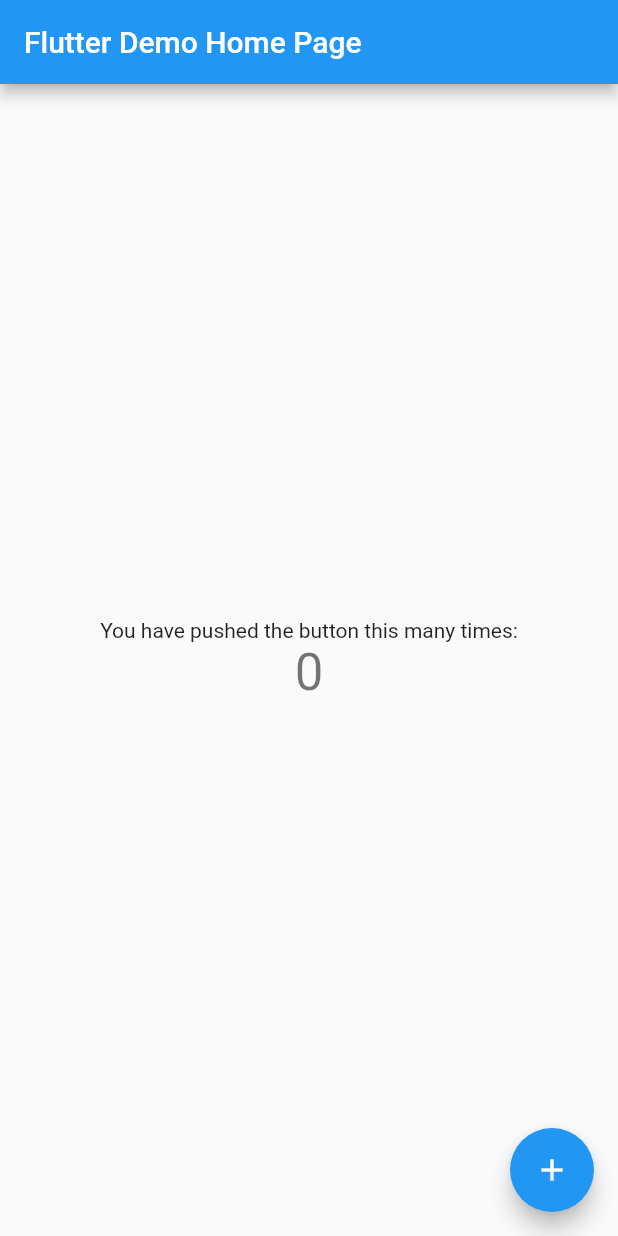
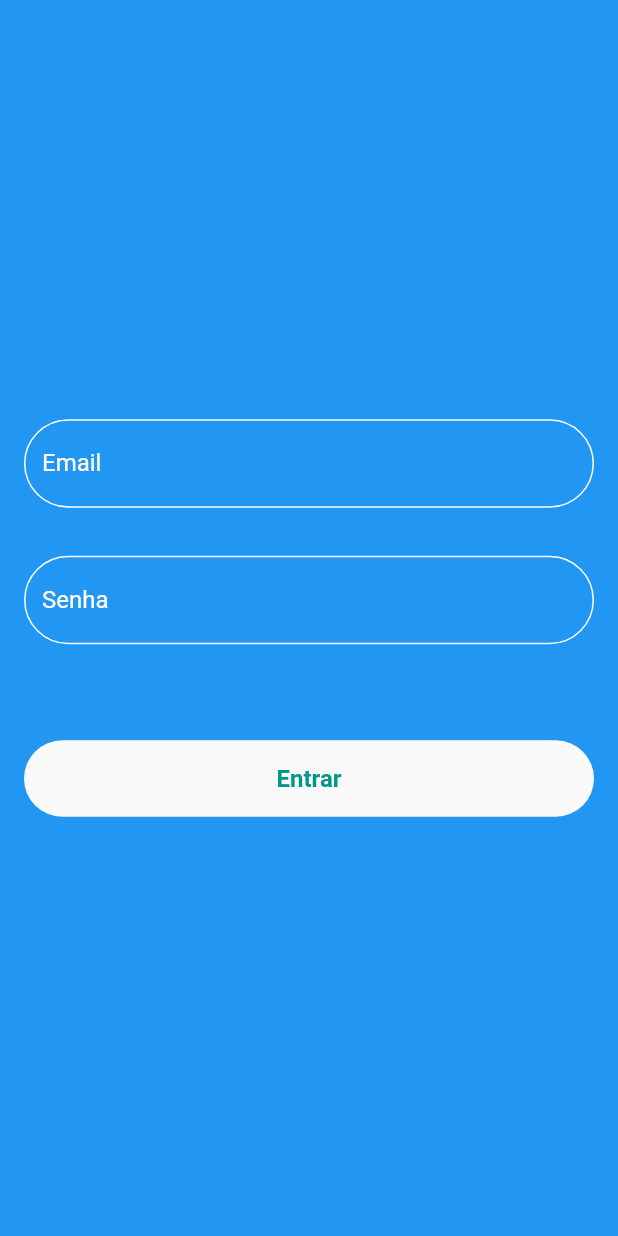
Before and after one commit to dudu-dias/trabalho_final_flutter, a Flutter app: the screen it shows after launch, on a phone screen of 412 x 824 dp. Run offline on Flutter 3.47's test engine with Material 2 defaults, Android fonts, the phone set to English and light mode, and no system bars; our stand-ins replace firebase_auth, firebase_core, google_fonts; accounts and stored records are empty.

Commit message:
Tela de login

```diff
--- a/lib/main.dart
+++ b/lib/main.dart
@@ -1,6 +1,13 @@
 import 'package:flutter/material.dart';
+import 'package:firebase_core/firebase_core.dart';
+import 'package:trabalho_final_flutter/screens/login.dart';
+import 'package:trabalho_final_flutter/screens/menu.dart';
 
-void main() {
+
+
+void main() async {
+  WidgetsFlutterBinding.ensureInitialized();
+  await Firebase.initializeApp();
   runApp(const MyApp());
 }
 
@@ -13,103 +20,13 @@ class MyApp extends StatelessWidget {
     return MaterialApp(
       title: 'Flutter Demo',
       theme: ThemeData(
-        // This is the theme of your application.
-        //
-        // Try running your application with "flutter run". You'll see the
-        // application has a blue toolbar. Then, without quitting the app, try
-        // changing the primarySwatch below to Colors.green and then invoke
-        // "hot reload" (press "r" in the console where you ran "flutter run",
-        // or simply save your changes to "hot reload" in a Flutter IDE).
-        // Notice that the counter didn't reset back to zero; the application
-        // is not restarted.
         primarySwatch: Colors.blue,
       ),
-      home: const MyHomePage(title: 'Flutter Demo Home Page'),
+      initialRoute: Login.id,
+      routes: {
+        Login.id: (context) => Login(),
+        Menu.id: (context) => Menu(),
+      },
     );
   }
 }
-
-class MyHomePage extends StatefulWidget {
-  const MyHomePage({super.key, required this.title});
-
-  // This widget is the home page of your application. It is stateful, meaning
-  // that it has a State object (defined below) that contains fields that affect
-  // how it looks.
-
-  // This class is the configuration for the state. It holds the values (in this
-  // case the title) provided by the parent (in this case the App widget) and
-  // used by the build method of the State. Fields in a Widget subclass are
-  // always marked "final".
-
-  final String title;
-
-  @override
-  State<MyHomePage> createState() => _MyHomePageState();
-}
-
-class _MyHomePageState extends State<MyHomePage> {
-  int _counter = 0;
-
-  void _incrementCounter() {
-    setState(() {
-      // This call to setState tells the Flutter framework that something has
-      // changed in this State, which causes it to rerun the build method below
-      // so that the display can reflect the updated values. If we changed
-      // _counter without calling setState(), then the build method would not be
-      // called again, and so nothing would appear to happen.
-      _counter++;
-    });
-  }
-
-  @override
-  Widget build(BuildContext context) {
-    // This method is rerun every time setState is called, for instance as done
-    // by the _incrementCounter method above.
-    //
-    // The Flutter framework has been optimized to make rerunning build methods
-    // fast, so that you can just rebuild anything that needs updating rather
-    // than having to individually change instances of widgets.
-    return Scaffold(
-      appBar: AppBar(
-        // Here we take the value from the MyHomePage object that was created by
-        // the App.build method, and use it to set our appbar title.
-        title: Text(widget.title),
-      ),
-      body: Center(
-        // Center is a layout widget. It takes a single child and positions it
-        // in the middle of the parent.
-        child: Column(
-          // Column is also a layout widget. It takes a list of children and
-          // arranges them vertically. By default, it sizes itself to fit its
-          // children horizontally, and tries to be as tall as its parent.
-          //
-          // Invoke "debug painting" (press "p" in the console, choose the
-          // "Toggle Debug Paint" action from the Flutter Inspector in Android
-          // Studio, or the "Toggle Debug Paint" command in Visual Studio Code)
-          // to see the wireframe for each widget.
-          //
-          // Column has various properties to control how it sizes itself and
-          // how it positions its children. Here we use mainAxisAlignment to
-          // center the children vertically; the main axis here is the vertical
-          // axis because Columns are vertical (the cross axis would be
-          // horizontal).
-          mainAxisAlignment: MainAxisAlignment.center,
-          children: <Widget>[
-            const Text(
-              'You have pushed the button this many times:',
-            ),
-            Text(
-              '$_counter',
-              style: Theme.of(context).textTheme.headline4,
-            ),
-          ],
-        ),
-      ),
-      floatingActionButton: FloatingActionButton(
-        onPressed: _incrementCounter,
-        tooltip: 'Increment',
-        child: const Icon(Icons.add),
-      ), // This trailing comma makes auto-formatting nicer for build methods.
-    );
-  }
-}
--- /dev/null
+++ b/lib/screens/components/rounded_button.dart
@@ -0,0 +1,41 @@
+import 'package:flutter/material.dart';
+
+class RoundedButton extends StatelessWidget {
+  const RoundedButton({
+    super.key,
+    required this.text,
+    required this.onPressed,
+  });
+
+  final String text;
+  final Function() onPressed;
+
+  @override
+  Widget build(BuildContext context) {
+    return SizedBox(
+      width: double.infinity,
+      child: InkWell(
+        onTap: onPressed,
+        child: Material(
+          borderRadius: const BorderRadius.all(Radius.circular(1000)),
+          child: Padding(
+            padding: const EdgeInsets.symmetric(
+              horizontal: 32,
+              vertical: 16,
+            ),
+            child: Center(
+              child: Text(
+                text,
+                style: const TextStyle(
+                  fontSize: 16,
+                  color: Colors.teal,
+                  fontWeight: FontWeight.bold,
+                ),
+              ),
+            ),
+          ),
+        ),
+      ),
+    );
+  }
+}
--- /dev/null
+++ b/lib/screens/components/rounded_text_field.dart
@@ -0,0 +1,41 @@
+import 'package:flutter/material.dart';
+
+class RoundedTextField extends StatelessWidget {
+  const RoundedTextField({
+    super.key,
+    required this.text,
+    required this.onChanged,
+    this.obscureText = false,
+  });
+
+  final String text;
+  final ValueChanged<String> onChanged;
+  final bool obscureText;
+
+  @override
+  Widget build(BuildContext context) {
+    return TextField(
+      style: const TextStyle(color: Colors.white),
+      cursorColor: Colors.white,
+      obscureText: obscureText,
+      onChanged: onChanged,
+      decoration: InputDecoration(
+        label: Text(text),
+        labelStyle: const TextStyle(
+          color: Colors.white,
+        ),
+        enabledBorder: OutlineInputBorder(
+          borderRadius: BorderRadius.circular(1000),
+          borderSide: const BorderSide(color: Colors.white),
+        ),
+        focusedBorder: OutlineInputBorder(
+          borderSide: const BorderSide(
+            color: Colors.white,
+            width: 2,
+          ),
+          borderRadius: BorderRadius.circular(1000),
+        ),
+      ),
+    );
+  }
+}
--- /dev/null
+++ b/lib/screens/login.dart
@@ -0,0 +1,73 @@
+import 'package:firebase_auth/firebase_auth.dart';
+import 'package:flutter/material.dart';
+import 'package:trabalho_final_flutter/screens/components/rounded_button.dart';
+import 'package:trabalho_final_flutter/screens/components/rounded_text_field.dart';
+
+import 'menu.dart';
+
+class Login extends StatelessWidget {
+  static const String id = 'login';
+
+  Login({super.key});
+
+  String email = '';
+  String password = '';
+
+  @override
+  Widget build(BuildContext context) {
+    return Scaffold(
+      backgroundColor: Colors.blue,
+      body: SafeArea(
+        child: Padding(
+          padding: const EdgeInsets.all(16),
+          child: Column(
+            mainAxisAlignment: MainAxisAlignment.center,
+            children: [
+              RoundedTextField(
+                text: 'Email',
+                onChanged: (value) => email = value,
+              ),
+              const SizedBox(height: 32),
+              RoundedTextField(
+                text: 'Senha',
+                onChanged: (value) => password = value,
+                obscureText: true,
+              ),
+              const SizedBox(height: 64),
+              RoundedButton(
+                text: 'Entrar',
+                onPressed: () => authenticateUser(context),
+              )
+            ],
+          ),
+        ),
+      ),
+    );
+  }
+
+  void authenticateUser(BuildContext context) async {
+    FirebaseAuth.instance
+        .signInWithEmailAndPassword(
+      email: email,
+      password: password,
+    )
+        .then((userCredential) {
+      Navigator.pushReplacementNamed(context, Menu.id);
+    }).catchError((_) {
+      FirebaseAuth.instance
+          .createUserWithEmailAndPassword(
+        email: email,
+        password: password,
+      )
+          .then((userCredential) {
+        Navigator.pushReplacementNamed(context, Menu.id);
+      }).catchError((error) {
+        ScaffoldMessenger.of(context).showSnackBar(
+          SnackBar(
+            content: Text(error.message),
+          ),
+        );
+      });
+    });
+  }
+}
```
Also changed, not shown: lib/screens/menu.dart (added, +55 -0 lines), pubspec.yaml (+3 -4 lines), pubspec.lock, 5 other files.
